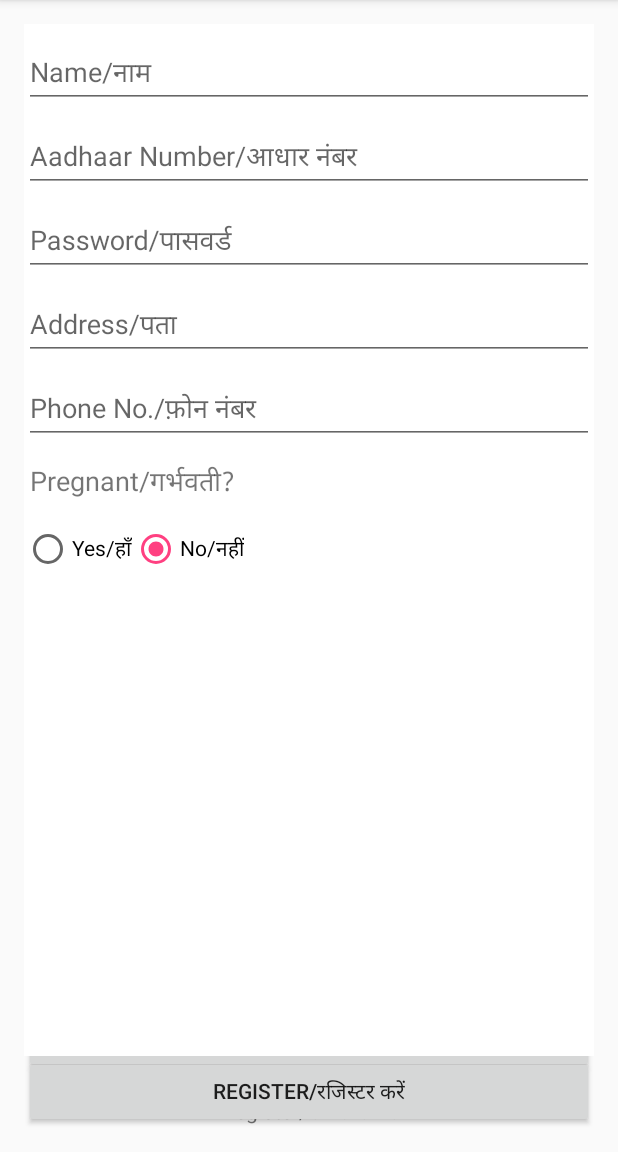
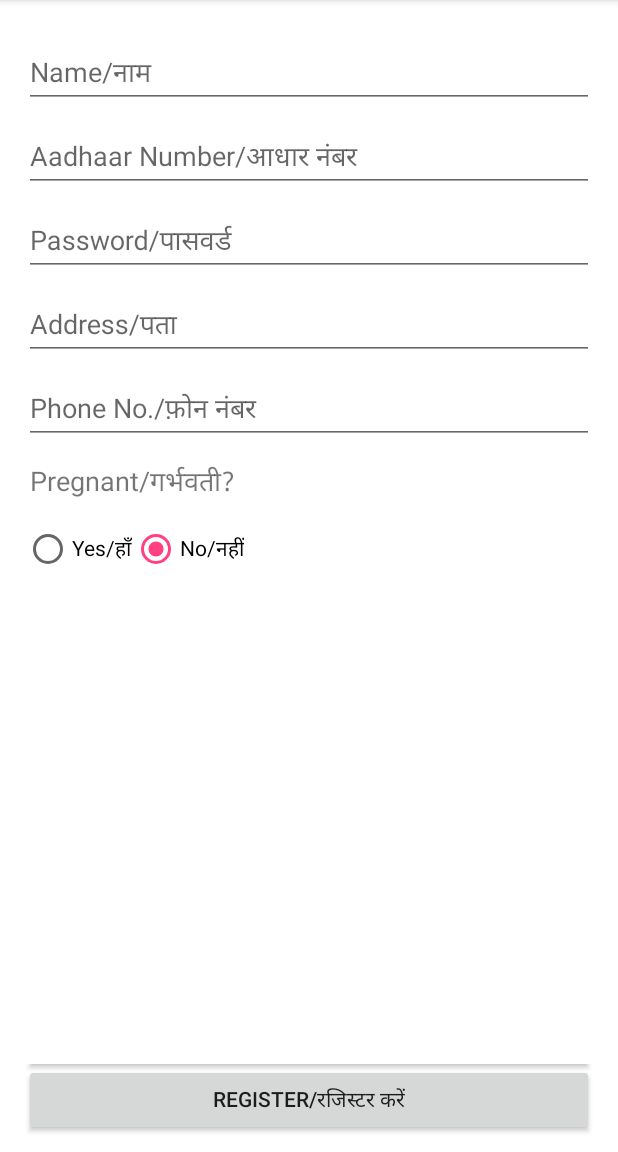
Before and after one commit to hareshkh/Aasha, an Android app: the screen it shows after launch (LoginActivity), after a tap on "Register/रजिस्टर करें", on a phone screen of 412 x 824 dp, the part 84-1236 px from its top. Run offline under Robolectric (Android 15) with nearby library versions, the phone set to English and light mode, and no system bars; 1 other tap on this screen came first.

Commit message:
Implements DoctorFragment.java

```diff
--- a/app/src/main/java/com/iitr/cfd/aasha/fragments/HospitalDoctorSelectFragment.java
+++ b/app/src/main/java/com/iitr/cfd/aasha/fragments/AppointmentDoctorSelectFragment.java
@@ -29,7 +29,7 @@ import java.util.List;
 /**
  * A simple {@link Fragment} subclass.
  */
-public class HospitalDoctorSelectFragment extends Fragment {
+public class AppointmentDoctorSelectFragment extends Fragment {
 
     RecyclerView doctorSelectRecycler;
     List<VisitingDoctorModel> visitingDoctorModels;
@@ -37,7 +37,7 @@ public class HospitalDoctorSelectFragment extends Fragment {
 
     String time, time2;
 
-    public HospitalDoctorSelectFragment() {
+    public AppointmentDoctorSelectFragment() {
         // Required empty public constructor
     }
 
--- a/app/src/main/res/layout/activity_home.xml
+++ b/app/src/main/res/layout/activity_home.xml
@@ -2,7 +2,8 @@
 <android.support.design.widget.CoordinatorLayout xmlns:android="http://schemas.android.com/apk/res/android"
     xmlns:app="http://schemas.android.com/apk/res-auto"
     android:layout_width="match_parent"
-    android:layout_height="match_parent">
+    android:layout_height="match_parent"
+    android:background="@color/background">
 
     <android.support.design.widget.AppBarLayout
         android:layout_width="match_parent"
--- a/app/src/main/res/layout/activity_login.xml
+++ b/app/src/main/res/layout/activity_login.xml
@@ -4,11 +4,16 @@
     android:id="@+id/activity_login"
     android:layout_width="match_parent"
     android:layout_height="match_parent"
+    tools:context="com.iitr.cfd.aasha.activities.LoginActivity"
+    android:background="@color/background">
+
+    <RelativeLayout
+        android:layout_width="match_parent"
+        android:layout_height="match_parent"
         android:paddingBottom="@dimen/activity_vertical_margin"
         android:paddingLeft="@dimen/activity_horizontal_margin"
         android:paddingRight="@dimen/activity_horizontal_margin"
-    android:paddingTop="@dimen/activity_vertical_margin"
-    tools:context="com.iitr.cfd.aasha.activities.LoginActivity">
+        android:paddingTop="@dimen/activity_vertical_margin">
 
         <android.support.design.widget.TextInputLayout
             android:id="@+id/input_layout_uid"
@@ -56,11 +61,13 @@
             android:layout_alignParentBottom="true"
             android:layout_centerHorizontal="true"
             android:text="@string/sign_up_text_view" />
+    </RelativeLayout>
 
     <FrameLayout
         android:id="@+id/sign_up_frag_container"
         android:layout_width="match_parent"
         android:layout_height="match_parent"
+        android:layout_marginBottom="-5dp"
         android:elevation="10dp"
         android:translationZ="10dp" />
 
--- a/app/src/main/res/layout/fragment_book_appointment.xml
+++ b/app/src/main/res/layout/fragment_book_appointment.xml
@@ -1,7 +1,11 @@
 <?xml version="1.0" encoding="utf-8"?>
 <RelativeLayout xmlns:android="http://schemas.android.com/apk/res/android"
     android:layout_width="match_parent"
-    android:layout_height="match_parent">
+    android:layout_height="match_parent"
+    android:paddingBottom="@dimen/activity_vertical_margin"
+    android:paddingLeft="@dimen/activity_horizontal_margin"
+    android:paddingRight="@dimen/activity_horizontal_margin"
+    android:paddingTop="@dimen/activity_vertical_margin">
 
     <ScrollView
         android:layout_width="match_parent"
--- a/app/src/main/res/layout/fragment_doctors.xml
+++ b/app/src/main/res/layout/fragment_doctors.xml
@@ -2,6 +2,10 @@
 <android.support.v7.widget.RecyclerView xmlns:android="http://schemas.android.com/apk/res/android"
     android:id="@+id/doctors_recycler"
     android:layout_width="match_parent"
-    android:layout_height="match_parent">
+    android:layout_height="match_parent"
+    android:paddingBottom="@dimen/activity_vertical_margin"
+    android:paddingLeft="@dimen/activity_horizontal_margin"
+    android:paddingRight="@dimen/activity_horizontal_margin"
+    android:paddingTop="@dimen/activity_vertical_margin">
 
 </android.support.v7.widget.RecyclerView>
--- a/app/src/main/res/layout/fragment_signup.xml
+++ b/app/src/main/res/layout/fragment_signup.xml
@@ -1,7 +1,11 @@
 <?xml version="1.0" encoding="utf-8"?>
 <RelativeLayout xmlns:android="http://schemas.android.com/apk/res/android"
     android:layout_width="match_parent"
-    android:layout_height="match_parent">
+    android:layout_height="match_parent"
+    android:paddingBottom="@dimen/activity_vertical_margin"
+    android:paddingLeft="@dimen/activity_horizontal_margin"
+    android:paddingRight="@dimen/activity_horizontal_margin"
+    android:paddingTop="@dimen/activity_vertical_margin">
 
     <ScrollView
         android:layout_width="match_parent"
```
Also changed, not shown: app/src/main/java/com/iitr/cfd/aasha/fragments/AppointmentFragment.java (+3 -4 lines), app/src/main/java/com/iitr/cfd/aasha/fragments/DoctorsFragment.java (+89 -3 lines), app/src/main/java/com/iitr/cfd/aasha/fragments/HospitalFragment.java (+10 -1 lines), app/src/main/res/layout/fragment_appointments.xml (+7 -2 lines). Lines whose indentation alone changed are shown as unchanged.
